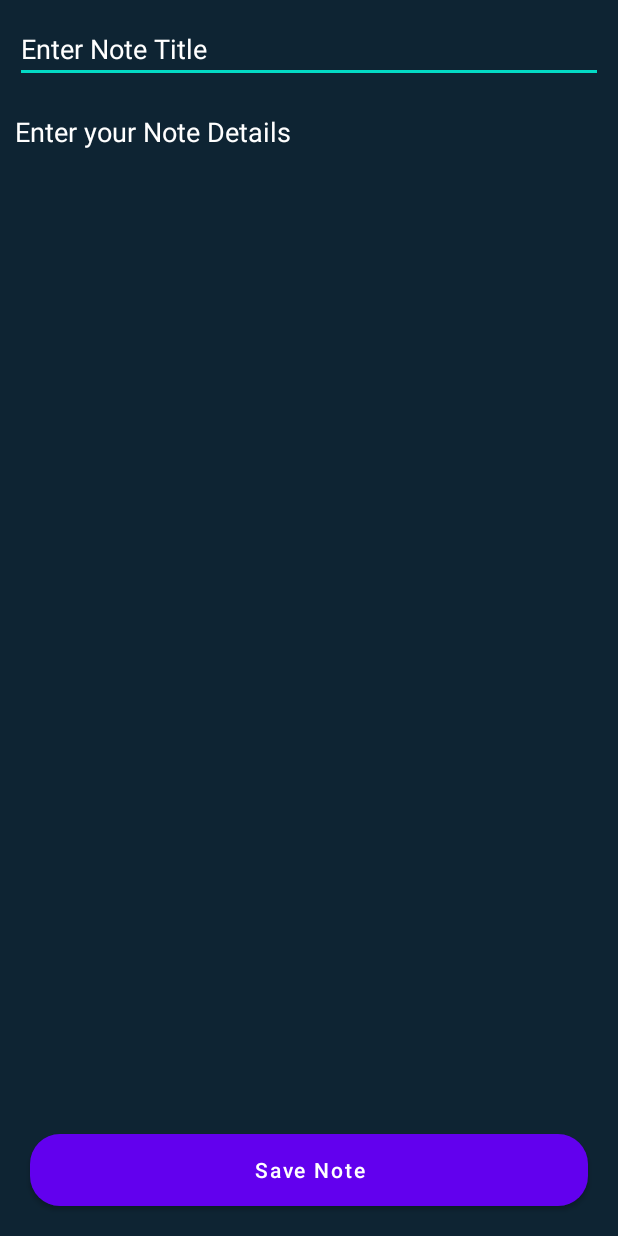
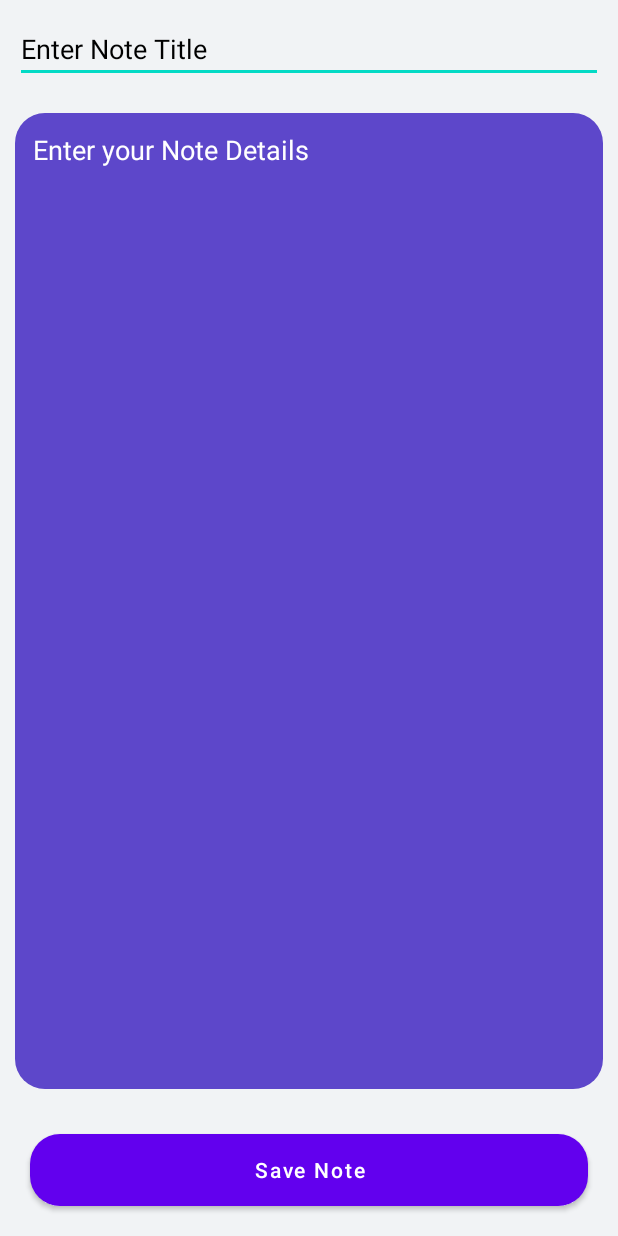
Before and after one commit to htk007/MyNotesWithMVVM, an Android app: the AddEditNoteActivity screen opened directly, with no data from a screen before it, on a phone screen of 412 x 824 dp. Run offline under Robolectric (Android 15) with nearby library versions, the phone set to English and light mode, and no system bars; our stand-ins replace Room's generated code; 1 statement that could not run was skipped.

Commit message:
refactor ui customizations

```diff
--- /dev/null
+++ b/app/src/main/res/drawable-v24/custom_note_edit_bg.xml
@@ -0,0 +1,6 @@
+<?xml version="1.0" encoding="utf-8"?>
+<shape xmlns:android="http://schemas.android.com/apk/res/android"
+    android:shape="rectangle">
+    <corners android:radius="20dp" />
+    <solid android:color="#5D47CA" />
+</shape>
--- a/app/src/main/res/layout/activity_add_edit_note.xml
+++ b/app/src/main/res/layout/activity_add_edit_note.xml
@@ -4,7 +4,7 @@
     xmlns:tools="http://schemas.android.com/tools"
     android:layout_width="match_parent"
     android:layout_height="match_parent"
-    android:background="@color/black_shade_1"
+    android:background="#f1f3f5"
     tools:context=".AddEditNoteActivity">
 
     <!--edit text for note title-->
@@ -14,8 +14,8 @@
         android:layout_height="wrap_content"
         android:layout_margin="10dp"
         android:hint="Enter Note Title"
-        android:textColor="@color/white"
-        android:textColorHint="@color/white" />
+        android:textColor="@color/black"
+        android:textColorHint="@color/black" />
 
     <!--edit text for note description-->
     <EditText
@@ -25,7 +25,8 @@
         android:layout_above="@id/idBtn"
         android:layout_below="@id/idEdtNoteName"
         android:layout_margin="10dp"
-        android:background="@color/black_shade_1"
+        android:padding="12dp"
+        android:background="@drawable/custom_note_edit_bg"
         android:gravity="start|top"
         android:hint="Enter your Note Details"
         android:inputType="textMultiLine"
--- a/app/src/main/res/values/colors.xml
+++ b/app/src/main/res/values/colors.xml
@@ -8,8 +8,8 @@
     <color name="black">#FF000000</color>
     <color name="white">#FFFFFFFF</color>
 
-    <color name="black_shade_1">#0e2433</color>
-    <color name="black_shade_2">#1C4966</color>
+    <color name="black_shade_1">#ffffff</color>
+    <color name="black_shade_2">#f1f3f5</color>
     <color name="black_shade_3">#22252D</color>
     <color name="gray">#424242</color>
     <color name="yellow">#ffa500</color>
```
Also changed, not shown: app/src/main/res/layout/note_rv_item.xml (+4 -4 lines).
